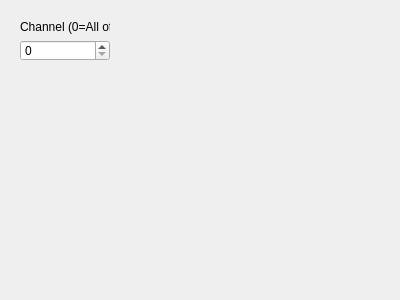
Qt form Widget_Library/select_ua_channel.ui (8foldrepo/RF_Balance_Profound) before a commit.
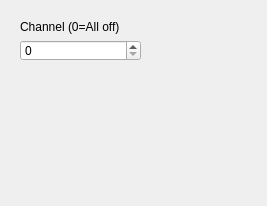
The same form after that commit.

What changed in the file:
```diff
--- a/Widget_Library/select_ua_channel.ui
+++ b/Widget_Library/select_ua_channel.ui
@@ -6,8 +6,8 @@
    <rect>
     <x>0</x>
     <y>0</y>
-    <width>400</width>
-    <height>300</height>
+    <width>267</width>
+    <height>206</height>
    </rect>
   </property>
   <property name="windowTitle">
@@ -18,7 +18,7 @@
     <rect>
      <x>20</x>
      <y>20</y>
-     <width>90</width>
+     <width>121</width>
      <height>41</height>
     </rect>
    </property>
@@ -26,7 +26,7 @@
     <item>
      <widget class="QLabel" name="label">
       <property name="text">
-       <string>Channel (0=All off</string>
+       <string>Channel (0=All off)</string>
       </property>
      </widget>
     </item>
```
